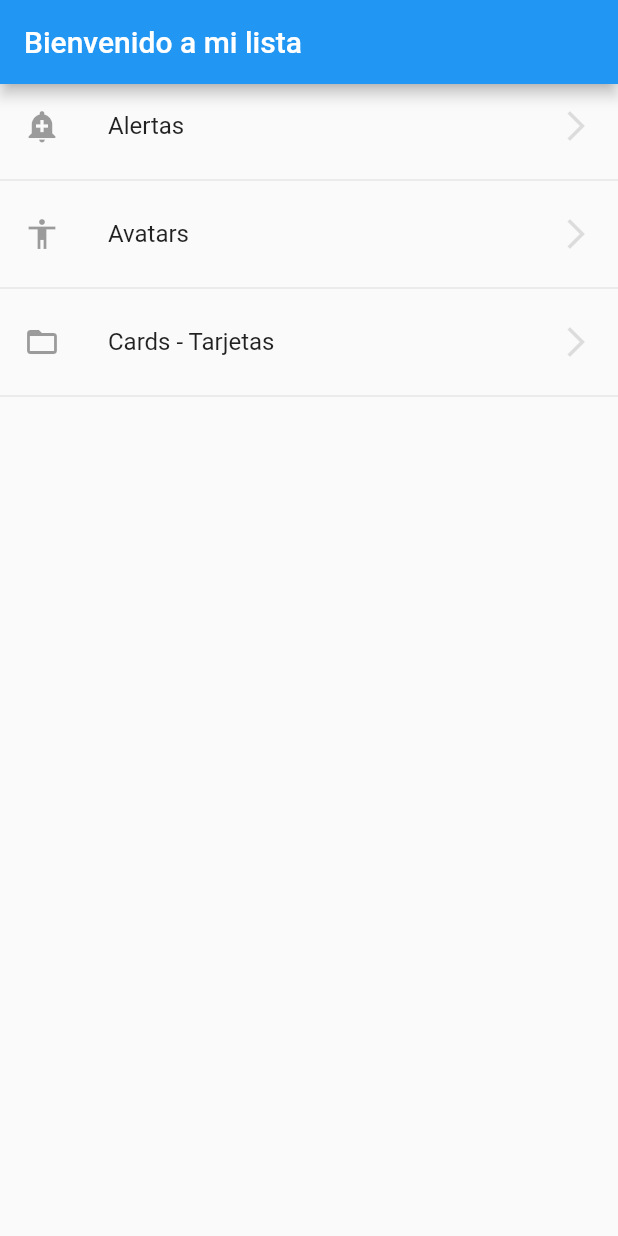
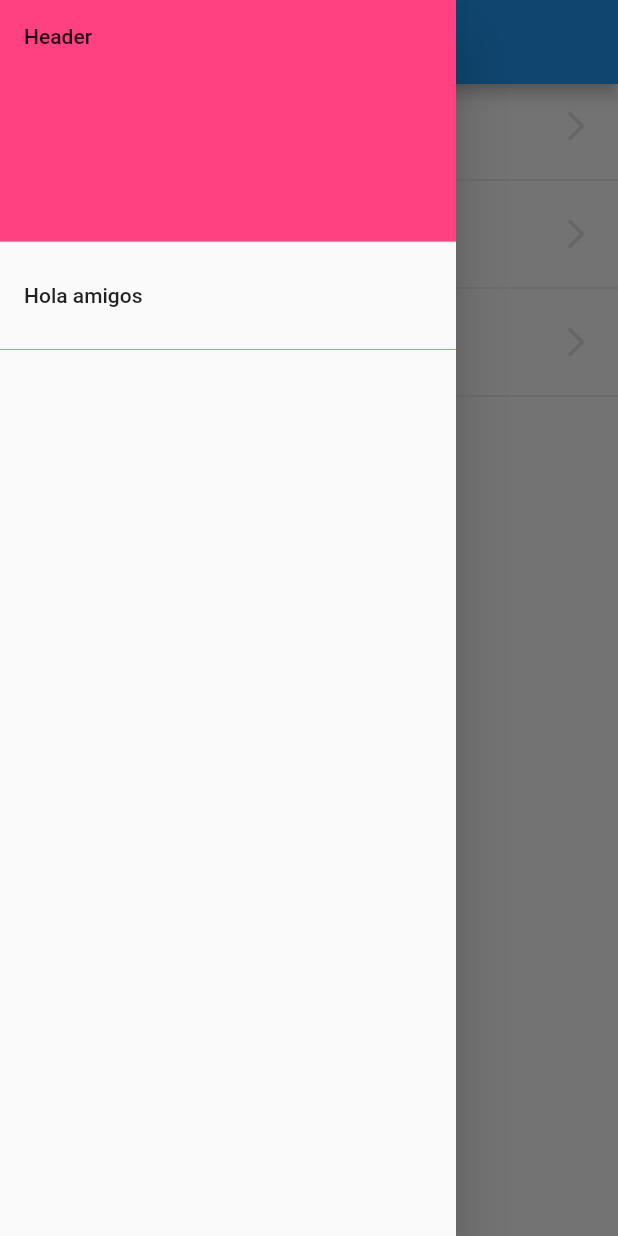
Before and after one commit to josnih21/flutter_componentes_practice, a Flutter app: the screen it shows after launch, with the side drawer open (before the commit the screen has no drawer), on a phone screen of 412 x 824 dp. Run offline on Flutter 3.47's test engine with Material 2 defaults, Android fonts, the phone set to English and light mode, and no system bars.

Commit message:
added drawer to home page

```diff
--- a/lib/src/pages/home_page.dart
+++ b/lib/src/pages/home_page.dart
@@ -1,3 +1,4 @@
+
 import 'package:components_practice/src/pages/alerta_page.dart';
 import 'package:components_practice/src/providers/menu_provider.dart';
 import 'package:components_practice/src/utils/icono_string_util.dart';
@@ -7,6 +8,25 @@ class HomePage extends StatelessWidget {
   @override
   Widget build(BuildContext context) {
     return Scaffold(
+      drawer: Drawer(
+        child:
+        ListView(
+          children: <Widget>[
+            DrawerHeader(
+              child: Text('Header'),
+              decoration: BoxDecoration(
+                color: Colors.pinkAccent
+              ),
+            ),
+            ListTile(
+              title: Text('Hola amigos'),
+              onTap: (){},
+            ),
+            Divider(color: Colors.orange)
+        ],
+      )
+      ),
+
       appBar: AppBar(
         title: Text('Bienvenido a mi lista'),
       ),
```
Also changed, not shown: lib/src/pages/avatar_page.dart (+19 -0 lines).
